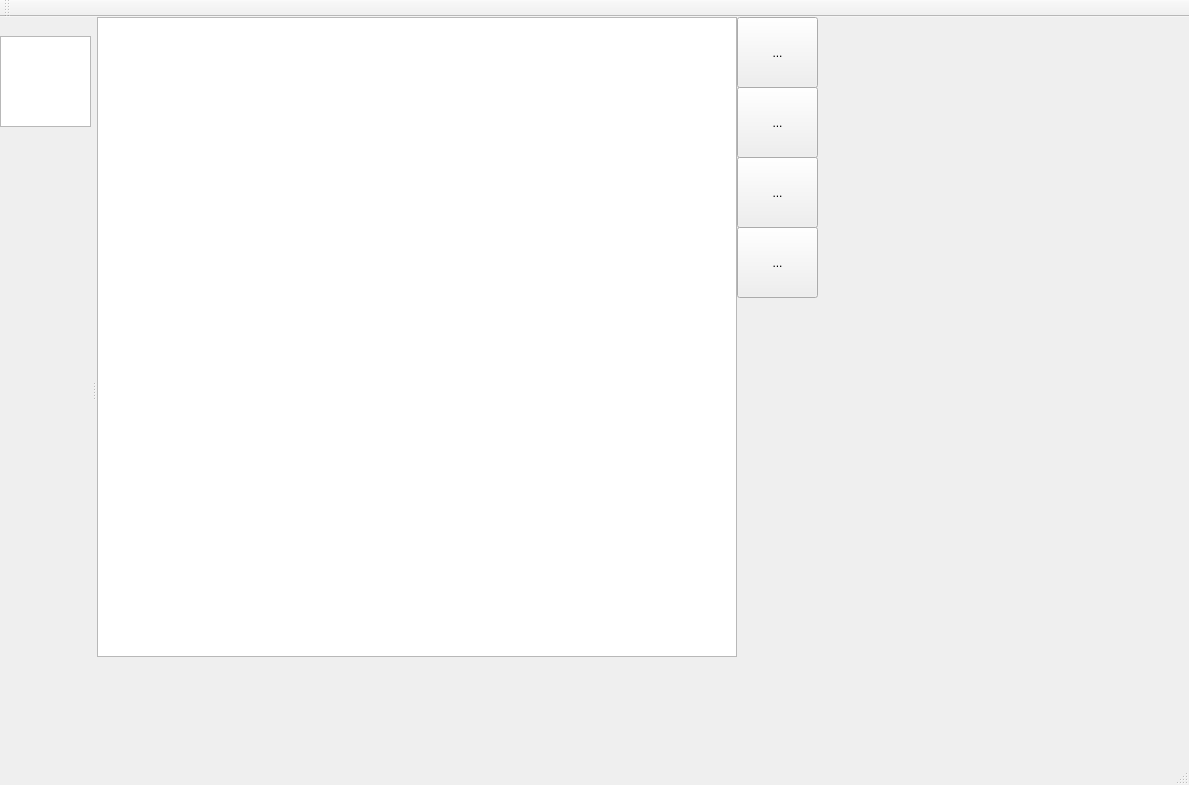
Before: the Qt Designer form SpriteEditor/mainwindow.ui in mahowa/Nerdz, drawn with Qt 5.
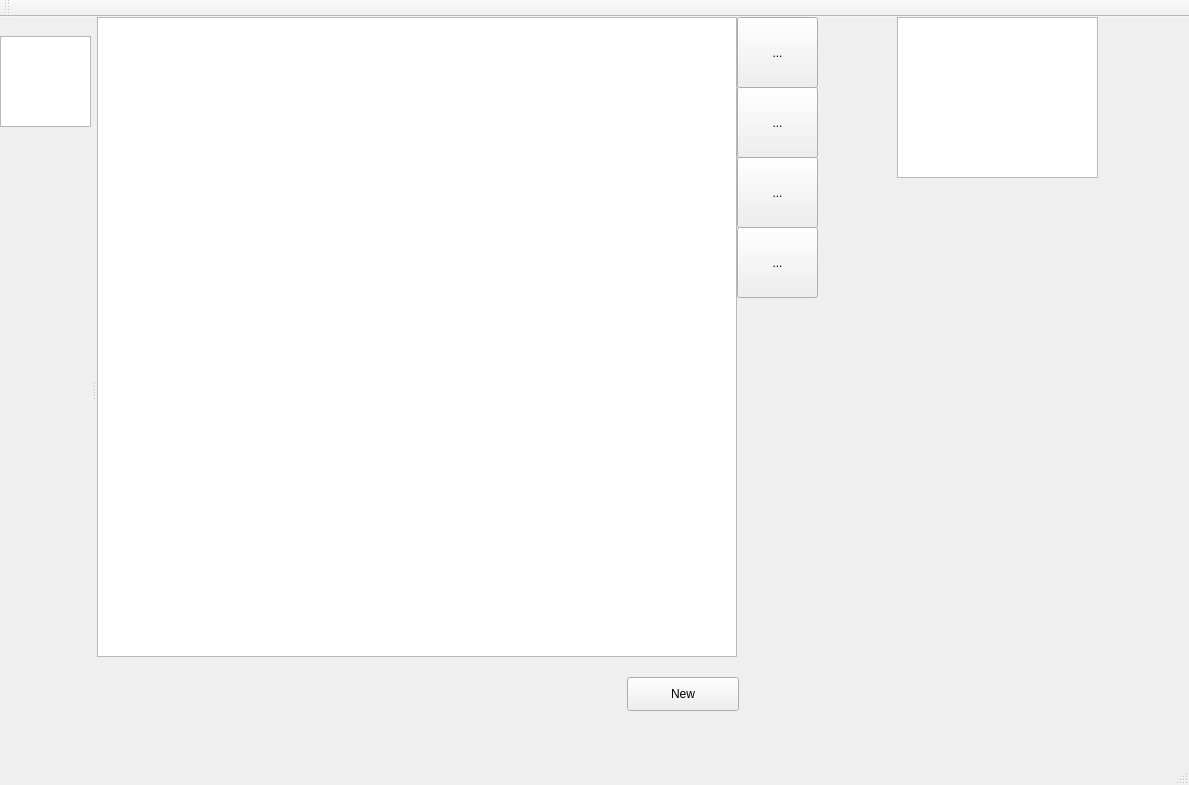
After: the same form once the commit is applied. Icons and pictures are not drawn.

Commit message: Added upper right window, and newScene slot

Patch:
```diff
--- a/SpriteEditor/mainwindow.ui
+++ b/SpriteEditor/mainwindow.ui
@@ -125,6 +125,29 @@
      </size>
     </property>
    </widget>
+   <widget class="QGraphicsView" name="scenesView">
+    <property name="geometry">
+     <rect>
+      <x>800</x>
+      <y>0</y>
+      <width>201</width>
+      <height>161</height>
+     </rect>
+    </property>
+   </widget>
+   <widget class="QPushButton" name="newScene">
+    <property name="geometry">
+     <rect>
+      <x>530</x>
+      <y>660</y>
+      <width>112</width>
+      <height>34</height>
+     </rect>
+    </property>
+    <property name="text">
+     <string>New</string>
+    </property>
+   </widget>
   </widget>
   <widget class="QMenuBar" name="menuBar">
    <property name="geometry">
```
Left out of the diff: 14 changed lines with no effect on the pictures. The commit also changes 15 other files.
